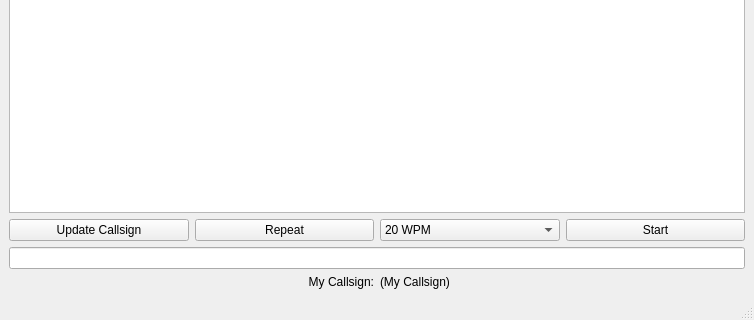
This is simulatedui.ui in thebirdsbeak/morse_trainer as Qt 5 draws it before an edit; both pictures show x 0 to 754 and y 280 to 600 of the 754 by 600 pixel window. The edited form follows.
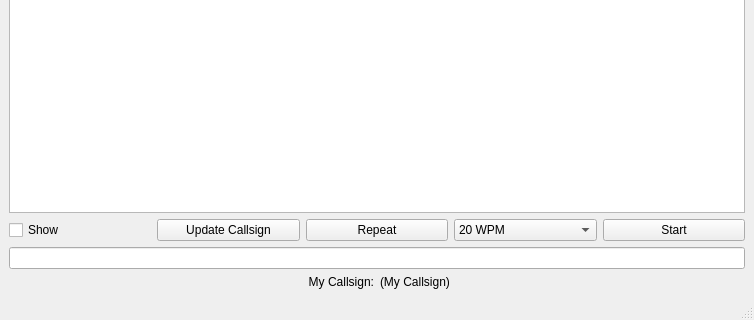
This is the edited form.

```diff
--- a/simulatedui.ui
+++ b/simulatedui.ui
@@ -17,6 +17,16 @@
    <layout class="QGridLayout" name="gridLayout_2">
     <item row="1" column="0">
      <layout class="QHBoxLayout" name="horizontalLayout">
+      <item>
+       <widget class="QCheckBox" name="showBox">
+        <property name="layoutDirection">
+         <enum>Qt::LeftToRight</enum>
+        </property>
+        <property name="text">
+         <string>Show</string>
+        </property>
+       </widget>
+      </item>
       <item>
        <widget class="QPushButton" name="callsignButton">
         <property name="text">
```
Left out of the diff: 16 changed lines with no effect on the pictures.
